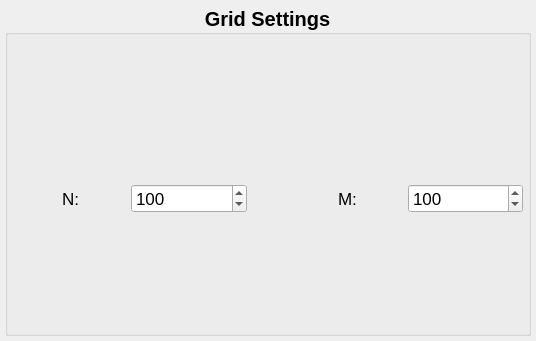
Above: dirac/gui/mainwindow/gridsettings/grid_group_box.ui from brands-d/Dirac before the change. Below: the same form after it.
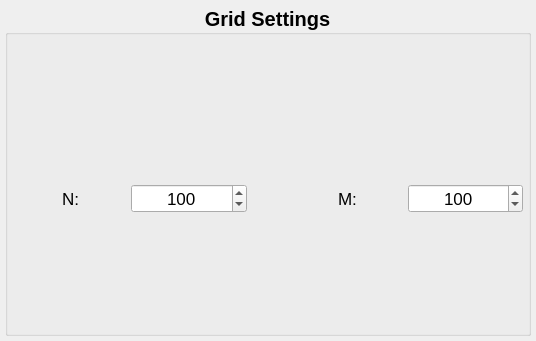
That is the form after the change.

```diff
--- a/dirac/gui/mainwindow/gridsettings/grid_group_box.ui
+++ b/dirac/gui/mainwindow/gridsettings/grid_group_box.ui
@@ -100,6 +100,9 @@
           <stylestrategy>PreferAntialias</stylestrategy>
          </font>
         </property>
+        <property name="alignment">
+         <set>Qt::AlignCenter</set>
+        </property>
         <property name="minimum">
          <number>4</number>
         </property>
@@ -167,9 +170,10 @@
          </font>
         </property>
         <property name="toolTip">
-         <string>Adjust the height of the (full) grid.
-
-Can only be a multiple of 2.</string>
+         <string/>
+        </property>
+        <property name="alignment">
+         <set>Qt::AlignCenter</set>
         </property>
         <property name="minimum">
          <number>4</number>
```
Left out of the diff: 9 changed lines with no effect on the pictures.
